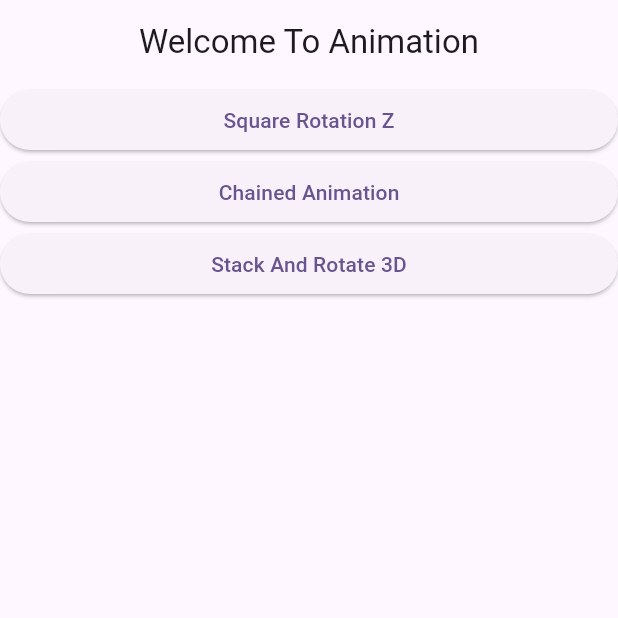
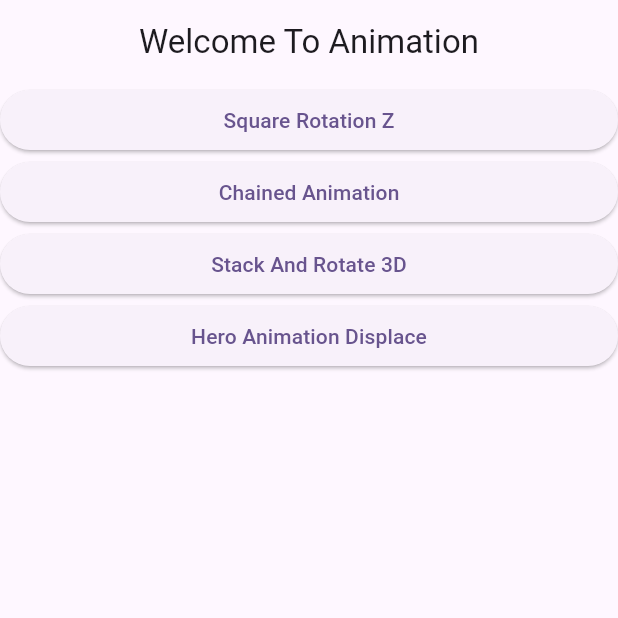
Before and after one commit to narmuni123/flutter_animation, a Flutter app: the screen it shows after launch, on a phone screen of 412 x 824 dp, the top half of it. Run offline on Flutter 3.47's test engine with Material 2 defaults, Android fonts, the phone set to English and light mode, and no system bars.

Commit message:
Added hero aniimation folder

```diff
--- /dev/null
+++ b/lib/animations/horo_animations/hero_animation_displace.dart
@@ -0,0 +1,16 @@
+import 'package:flutter/material.dart';
+
+
+class Displace extends StatefulWidget {
+  const Displace({Key? key}) : super(key: key);
+
+  @override
+  State<Displace> createState() => _DisplaceState();
+}
+
+class _DisplaceState extends State<Displace> {
+  @override
+  Widget build(BuildContext context) {
+    return const Placeholder();
+  }
+}
--- a/lib/data/widget_list.dart
+++ b/lib/data/widget_list.dart
@@ -1,10 +1,12 @@
 import 'package:animation/animations/chained_animation.dart';
+import 'package:animation/animations/horo_animations/hero_animation_displace.dart';
 import 'package:animation/animations/square_rotating.dart';
 import 'package:animation/animations/stack_and_rotate_3D.dart';
 import 'package:flutter/cupertino.dart';
 
 Map<String, Widget> animationWidgets = {
-  "Square Rotation Z" : const SquareRotating(),
-  "Chained Animation" : const ChainedAnimation(),
-  "Stack And Rotate 3D" : const StackAndRotate3D(),
+  "Square Rotation Z": const SquareRotating(),
+  "Chained Animation": const ChainedAnimation(),
+  "Stack And Rotate 3D": const StackAndRotate3D(),
+  "Hero Animation Displace": const Displace(),
 };
```
